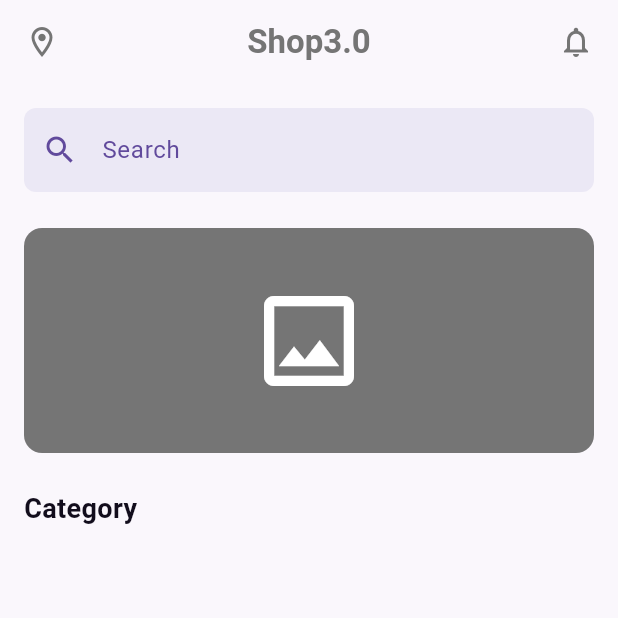
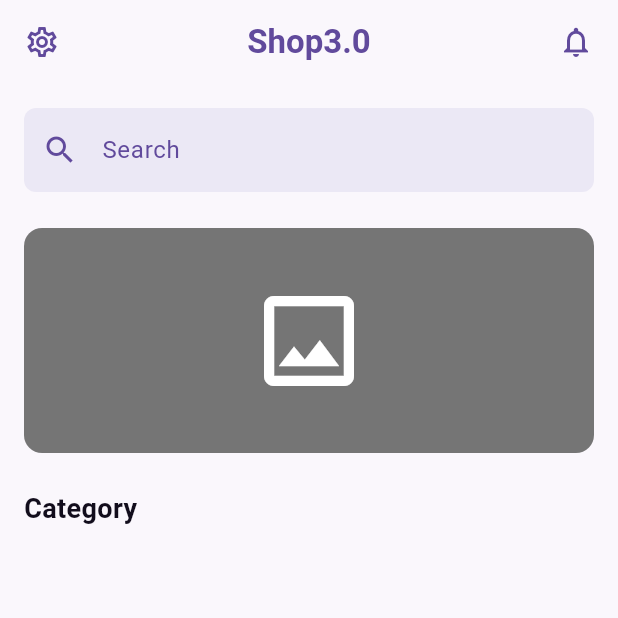
Before and after one commit to mrkayy/shop3.0, a Flutter app: the ProductsHomeView screen opened by its route, on a phone screen of 412 x 824 dp, the top half of it. Run offline on Flutter 3.47's test engine with Material 3 defaults, Android fonts, the phone set to English and light mode, and no system bars; our stand-ins replace dio, equatable, flutter_riverpod, flutter_screenutil, get_it, go_router and 3 more; accounts and stored records are empty; generated files the repository leaves out were written again; network calls fail; Roboto replaces fonts that are missing (Helvetica); project files that could hold a hidden picture were left out.

```diff
--- a/lib/features/shop/views/product_detail.dart
+++ b/lib/features/shop/views/product_detail.dart
@@ -7,7 +7,9 @@ import 'package:shop3/theme.dart';
 final Color aColor = Colors.grey[600]!;
 
 class ProductDetailView extends StatelessWidget {
-  const ProductDetailView({super.key});
+  ProductDetailView({super.key, this.pid});
+
+  final String? pid;
 
   @override
   Widget build(BuildContext context) {
@@ -21,7 +23,7 @@ class ProductDetailView extends StatelessWidget {
           onPressed: () {
             context.pop();
           },
-          icon: Icon(Icons.arrow_back, color: AppTheme.textColor200),
+          icon: Icon(Icons.person_outline, color: AppTheme.textColor200),
         ),
         actions: [
           Padding(
--- a/lib/features/shop/views/products_view.dart
+++ b/lib/features/shop/views/products_view.dart
@@ -35,7 +35,7 @@ class _ProductsHomeViewState extends ConsumerState<ProductsHomeView> {
   @override
   Widget build(BuildContext context) {
     final stateRef = ref.watch(productsHomeViewModelNotifierProvider);
-    final readRef = ref.read(productsHomeViewModelNotifierProvider.notifier);
+    // final readRef = ref.read(productsHomeViewModelNotifierProvider.notifier);
     final categoryRef = ref.watch(fetchCategoriesProvider);
     final productsRef = ref.watch(
       fetchProductsFromCategoriesProvider(stateRef.category?.id ?? 1),
@@ -44,16 +44,27 @@ class _ProductsHomeViewState extends ConsumerState<ProductsHomeView> {
       appBar: AppBar(
         backgroundColor: Colors.transparent,
         elevation: 0,
-        leading: Icon(Icons.location_on_outlined, color: aColor),
+        leading: IconButton(
+          onPressed: () {
+            context.push(profileView);
+          },
+          icon: Icon(Icons.settings_outlined, color: AppTheme.secondaryColor),
+        ),
         title: Text(
           'Shop3.0',
-          style: TextStyle(color: aColor, fontWeight: FontWeight.bold),
+          style: TextStyle(
+            color: AppTheme.secondaryColor,
+            fontWeight: FontWeight.bold,
+          ),
         ),
         centerTitle: true,
         actions: [
           Padding(
             padding: const EdgeInsets.only(right: 16.0),
-            child: Icon(Icons.notifications_outlined, color: aColor),
+            child: Icon(
+              Icons.notifications_outlined,
+              color: AppTheme.secondaryColor,
+            ),
           ),
         ],
       ),
```
Also changed, not shown: lib/core/services/dio_reqmgr.dart (+28 -3 lines), lib/features/profile/profile_view.dart (+18 -9 lines), lib/routes/app_router.dart (+6 -2 lines).
